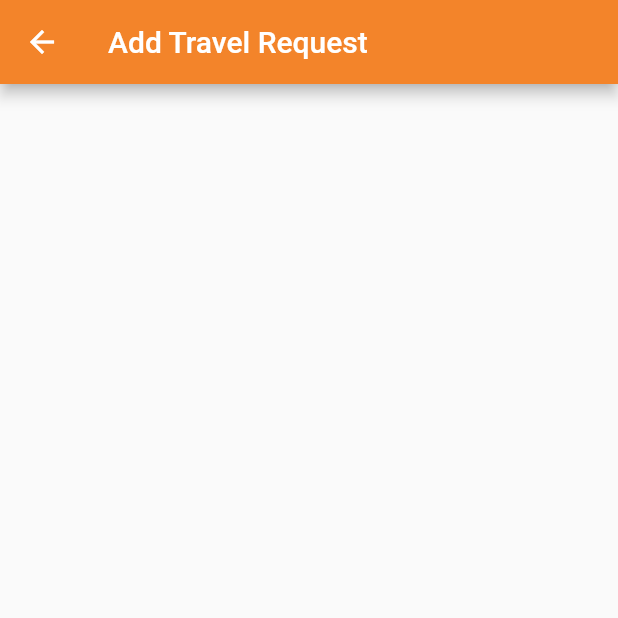
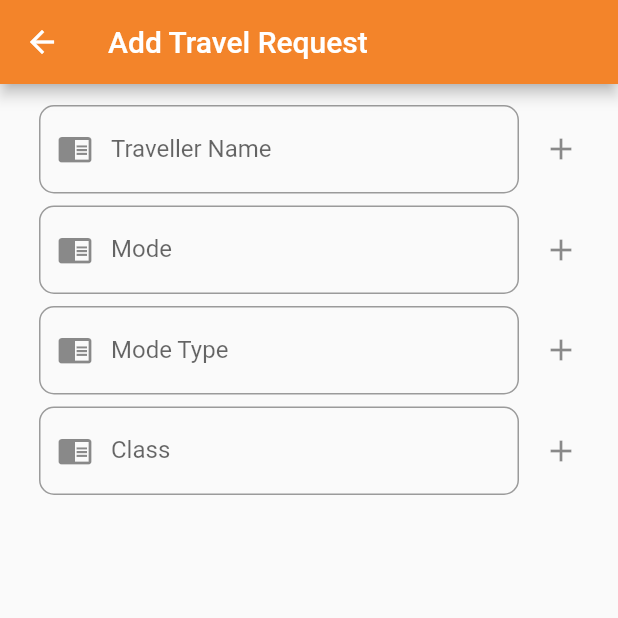
Before and after one commit to EswarVarma91/e-biz-3.0, a Flutter app: the AddTravelRequest screen opened directly, on a phone screen of 412 x 824 dp, the top half of it. Run offline on Flutter 3.47's test engine with Material 2 defaults, Android fonts, the light colour scheme and no system bars; our stand-ins replace connectivity, dio, flutter_datetime_picker, flutter_speed_dial, fluttertoast, google_maps_flutter and 4 more; accounts and stored records are empty.

Commit message:
travel and changes

```diff
--- a/lib/functionality/permissions/LeaveType.dart
+++ b/lib/functionality/permissions/LeaveType.dart
@@ -23,7 +23,7 @@ class _LeaveTypeState extends State<LeaveType> {
 
 getLeavesCount(String uidd) async {
 
-    var response = await dio.post(ServicesApi.getLeaves+"33");
+    var response = await dio.post(ServicesApi.getLeaves+uidd);
     if (response.statusCode == 200 || response.statusCode == 201) {
       setState(() {
       lcm=LeavesCountModel.fromJson(json.decode(response.data));
--- a/lib/functionality/permissions/NewPermission.dart
+++ b/lib/functionality/permissions/NewPermission.dart
@@ -54,7 +54,7 @@ class _NewPermissionState extends State<NewPermissions> {
     pr = new ProgressDialog(context);
     pr.style(message: 'Please wait...');
     return Scaffold(
-        appBar: AppBar(title: Text("Request Permissions",style: TextStyle(color: Colors.white),),
+        appBar: AppBar(title: Text("Permission request",style: TextStyle(color: Colors.white),),
 
           leading: IconButton(icon: Icon(Icons.close,color: Colors.white,),onPressed: (){
             var navigator = Navigator.of(context);
--- a/lib/functionality/permissions/Permissions.dart
+++ b/lib/functionality/permissions/Permissions.dart
@@ -357,7 +357,7 @@ class _PermissionsState extends State<Permissions> {
         );
       },
       child: Scaffold(
-        appBar: AppBar(title: Text("Leaves & Permission",style: TextStyle(color: Colors.white),),
+        appBar: AppBar(title: Text("Leaves & Permissions",style: TextStyle(color: Colors.white),),
           iconTheme: IconThemeData(color:Colors.white),
 //        leading: Icon(Icons.monetization_on,color: Colors.white,),
         ),
--- a/lib/functionality/taskPlanner/NewProjectTasks.dart
+++ b/lib/functionality/taskPlanner/NewProjectTasks.dart
@@ -81,7 +81,7 @@ class _NewProjectTasksState extends State<NewProjectTasks> {
                 if(chooseProject=="Select Project" || chooseProject=="null"){
                   Fluttertoast.showToast(msg: "Please select project");
                 }else if(chooseResource=="Select Resource" || chooseResource=="null"){
-                  Fluttertoast.showToast(msg: "Please select Resource");
+                  Fluttertoast.showToast(msg: "Please select resource");
                 }else if(_controller1.text.isEmpty) {
                   Fluttertoast.showToast(msg: "Enter Task Name");
                 }else if(_controller2.text.isEmpty){
--- a/lib/functionality/taskPlanner/Projects.dart
+++ b/lib/functionality/taskPlanner/Projects.dart
@@ -63,7 +63,7 @@ class _ProjectsState extends State<Projects> {
             child: TextField(
               decoration: InputDecoration(
                 contentPadding: EdgeInsets.all(15.0),
-                hintText: 'Search by Project or Project Id',
+                hintText: 'Search',
                 border: OutlineInputBorder(),
                 suffixIcon: Icon(Icons.search),
               ),
@@ -72,8 +72,7 @@ class _ProjectsState extends State<Projects> {
                   setState(() {
                     fliterReferals = listReferals
                         .where((u) => (
-                        u.proj_name.toLowerCase().contains(string.toLowerCase()) ||
-                            u.project_id.toString().toLowerCase().contains(string.toLowerCase())
+                        u.proj_name.toLowerCase().contains(string.toLowerCase())
                     )).toList();
                   });
                 });
--- a/lib/functionality/taskPlanner/Resources.dart
+++ b/lib/functionality/taskPlanner/Resources.dart
@@ -57,7 +57,7 @@ class _ResourcesState extends State<Resources> {
             child: TextField(
               decoration: InputDecoration(
                 contentPadding: EdgeInsets.all(15.0),
-                hintText: 'Search by Project or Project Id',
+                hintText: 'Search',
                 border: OutlineInputBorder(),
                 suffixIcon: Icon(Icons.search),
               ),
@@ -66,8 +66,7 @@ class _ResourcesState extends State<Resources> {
                   setState(() {
                     fliterReferals = listReferals
                         .where((u) => (
-                        u.memberName.toLowerCase().contains(string.toLowerCase()) ||
-                            u.u_id.toString().toLowerCase().contains(string.toLowerCase())
+                        u.memberName.toLowerCase().contains(string.toLowerCase())
                     )).toList();
                   });
                 });
--- a/lib/functionality/taskPlanner/TaskPlannerEdit.dart
+++ b/lib/functionality/taskPlanner/TaskPlannerEdit.dart
@@ -112,7 +112,7 @@ class _TaskPlannerEditState extends State<TaskPlannerEdit> {
                     child: TextFormField(
                       controller: _controllerReason,
                       decoration: InputDecoration(
-                        hintText: "Write your feedback of the Task ",
+                        hintText: "Write your feedback of the task ",
                         border: InputBorder.none,
                       ),
                       maxLines: 8,
--- a/lib/functionality/travel/AddTravelRequest.dart
+++ b/lib/functionality/travel/AddTravelRequest.dart
@@ -1,3 +1,4 @@
+import 'package:eaglebiz/functionality/travel/TravelSelection.dart';
 import 'package:flutter/material.dart';
 
 class AddTravelRequest extends StatefulWidget {
@@ -6,11 +7,114 @@ class AddTravelRequest extends StatefulWidget {
 }
 
 class _AddTravelRequestState extends State<AddTravelRequest> {
+  TextEditingController _controller1 = TextEditingController();
+  String TtravelName,Tmode,TmodeType,Tfrom,Tto,Tclass,TcomplaintNo;
   @override
   Widget build(BuildContext context) {
     return Scaffold(
-      appBar: AppBar(title: Text('Add Travel Request',style: TextStyle(color: Colors.white),),
-      iconTheme: IconThemeData(color: Colors.white),),
+      appBar: AppBar(
+        title: Text(
+          'Add Travel Request',
+          style: TextStyle(color: Colors.white),
+        ),
+        iconTheme: IconThemeData(color: Colors.white),
+      ),
+      body: Container(
+        padding: EdgeInsets.all(10),
+        child: ListView(
+          children: <Widget>[
+            ListTile(
+              title: TextFormField(
+                controller: TextEditingController(text: TtravelName),
+                keyboardType: TextInputType.text,
+                decoration: InputDecoration(
+                  prefixIcon: Icon(Icons.chrome_reader_mode),
+                  labelText: "Traveller Name",
+                  border: OutlineInputBorder(
+                    borderRadius: BorderRadius.circular(10.0),
+                  ),
+                ),
+              ),
+              trailing: Icon(Icons.add),
+              onTap: () async {
+                var data = await Navigator.push(context, MaterialPageRoute(builder: (BuildContext context)=>TravelSelection("1","")));
+                if(data!=null){
+                  setState(() {
+                  TtravelName = data.toString();
+                });
+                }
+
+              },
+            ),
+            ListTile(
+              title: TextFormField(
+                controller: TextEditingController(text: Tmode),
+                keyboardType: TextInputType.text,
+                decoration: InputDecoration(
+                  prefixIcon: Icon(Icons.chrome_reader_mode),
+                  labelText: "Mode",
+                  border: OutlineInputBorder(
+                    borderRadius: BorderRadius.circular(10.0),
+                  ),
+                ),
+              ),
+              trailing: Icon(Icons.add),
+              onTap: () async {
+                var data = await Navigator.push(context, MaterialPageRoute(builder: (BuildContext context)=>TravelSelection("2","")));
+                if(data!=null){
+                  setState(() {
+                  Tmode = data.toString();
+                });
+                }
+              },
+            ),
+            ListTile(
+              title: TextFormField(
+                controller: TextEditingController(text: TmodeType),
+                keyboardType: TextInputType.text,
+                decoration: InputDecoration(
+                  prefixIcon: Icon(Icons.chrome_reader_mode),
+                  labelText: "Mode Type",
+                  border: OutlineInputBorder(
+                    borderRadius: BorderRadius.circular(10.0),
+                  ),
+                ),
+              ),
+              trailing: Icon(Icons.add),
+              onTap: () async {
+                var data = await Navigator.push(context, MaterialPageRoute(builder: (BuildContext context)=>TravelSelection("3","")));
+                if(data!=null){
+                  setState(() {
+                  TmodeType = data.toString();
+                });
+                }
+              },
+            ),
+            ListTile(
+              title: TextFormField(
+                controller: TextEditingController(text: Tclass),
+                keyboardType: TextInputType.text,
+                decoration: InputDecoration(
+                  prefixIcon: Icon(Icons.chrome_reader_mode),
+                  labelText: "Class",
+                  border: OutlineInputBorder(
+                    borderRadius: BorderRadius.circular(10.0),
+                  ),
+                ),
+              ),
+              trailing: Icon(Icons.add),
+              onTap: () async {
+                var data = await Navigator.push(context, MaterialPageRoute(builder: (BuildContext context)=>TravelSelection("4",Tmode)));
+                if(data!=null){
+                  setState(() {
+                  Tmode = data.toString();
+                });
+                }
+              },
+            ),
+          ],
+        ),
+      ),
     );
   }
 }
--- /dev/null
+++ b/lib/functionality/travel/TravelSelection.dart
@@ -0,0 +1,64 @@
+import 'package:flutter/material.dart';
+
+class TravelSelection extends StatefulWidget {
+  String mode,res;
+  TravelSelection(this.mode, this.res);
+
+  @override
+  _TravelSelectionState createState() => _TravelSelectionState(this.mode,this.res);
+}
+
+class _TravelSelectionState extends State<TravelSelection> {
+  String mode,res;
+  _TravelSelectionState(this.mode,this.res);
+  List<String> listModeData = ['Flight', 'Train', 'Bus'];
+  List<String> listModeTypeData = ['Domestic', 'International'];
+  List<String> listTrainClassData = [
+    '1AC',
+    '2AC',
+    '3AC',
+    'CC',
+    'Sleeper',
+    '2S',
+    'FC',
+    'EC'
+  ];
+  List<String> listBusClassData = ['Sleeper', 'Semi-Sleeper', 'Non-AC'];
+  List<String> listFlightClassData = ['Business', 'Economy'];
+  List<String> list;
+
+  @override
+  void initState() {
+    super.initState();
+  }
+
+  @override
+  Widget build(BuildContext context) {
+    return Scaffold(
+      appBar: AppBar(
+        title: Text(checkMode(mode)),
+      ),
+      body: Container(),
+    );
+  }
+
+  checkMode(String mode) {
+    if (mode == "1") {
+      return "Traveller Name";
+    } else if (mode == "2") {
+      list = listModeData;
+      return "Select Mode";
+    } else if (mode == "3") {
+      list = listModeTypeData;
+      return "Mode Type";
+    } else if (mode == "4") {
+      if(res=="Flight"){
+        list=listFlightClassData;
+      }else if(res=="Train"){
+
+      }else if(res=="Bus")
+
+      return "Class";
+    }
+  }
+}
--- a/lib/myConfig/ServicesApi.dart
+++ b/lib/myConfig/ServicesApi.dart
@@ -2,7 +2,10 @@ class ServicesApi{
 
   //========= New DataBase ebizdb=========//
 
-  static String basic_url = "http://192.168.2.5:8383/";
+  // static String basic_url = "http://192.168.2.5:8383/";
+
+
+  static String basic_url ="http://192.168.2.3:8080/";
   static String new_login_url = basic_url + "global.service/validate/user";
 
   static String global_Service = "global.service/global/";
```
Also changed, not shown: lib/functionality/permissions/NewLeave.dart (+4 -4 lines), lib/functionality/taskPlanner/TaskPlanner.dart (+7 -13 lines), lib/functionality/travel/TravelRequestList.dart (+4 -4 lines).
